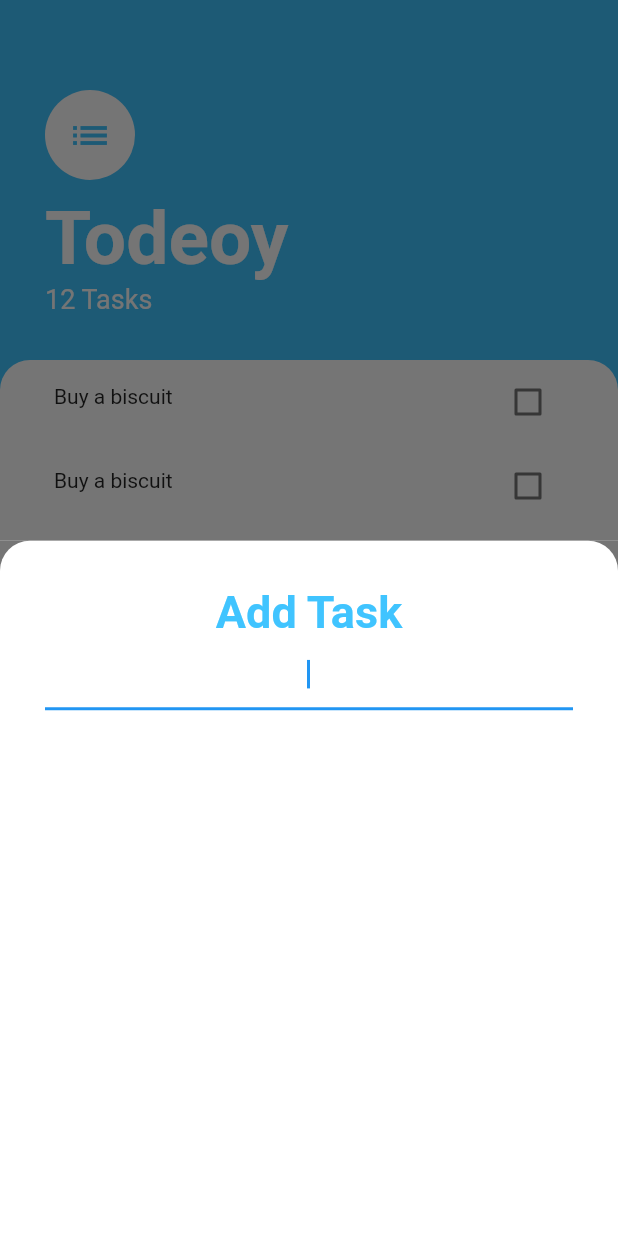
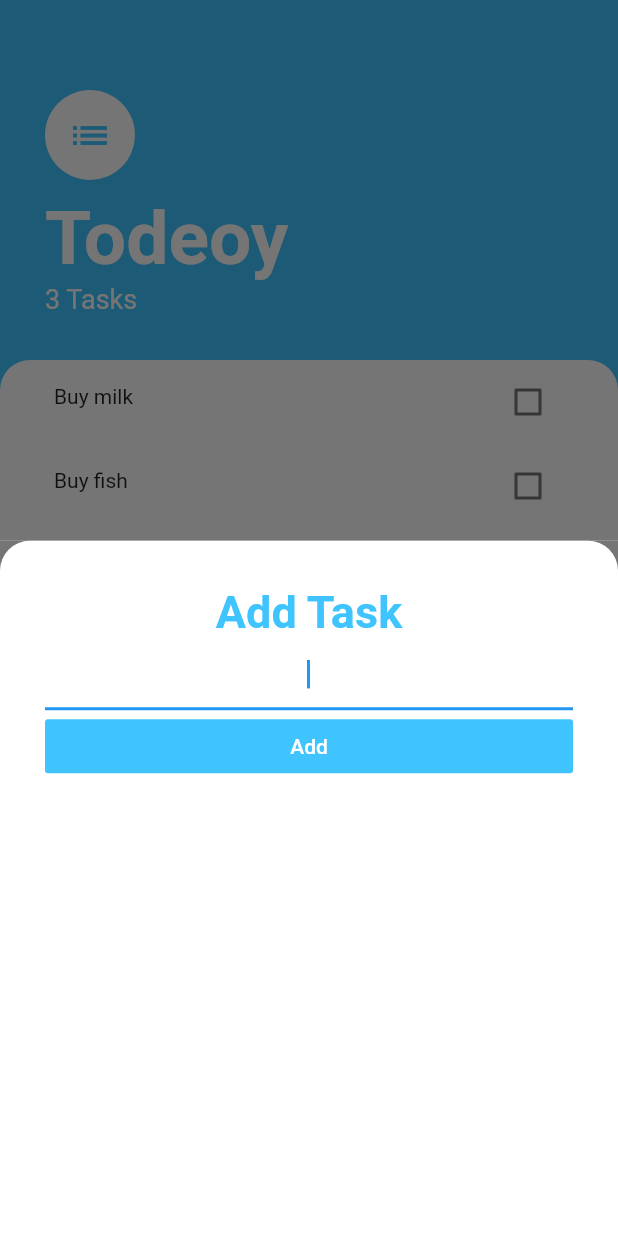
Before and after one commit to Emperorfizzy01/updated-todoey, a Flutter app: the screen it shows after launch, after a tap on the "add" icon, on a phone screen of 412 x 824 dp. Run offline on Flutter 3.47's test engine with Material 2 defaults, Android fonts, the phone set to English and light mode, and no system bars.

Commit message:
Made new changes

```diff
--- /dev/null
+++ b/lib/models/tasks.dart
@@ -0,0 +1,10 @@
+class Task {
+  final String name;
+  bool isDone;
+
+  Task({required this.name, this.isDone = false});
+
+  void toggleDone() {
+    isDone = !isDone;
+  }
+}
--- a/lib/screens/add_task_screen.dart
+++ b/lib/screens/add_task_screen.dart
@@ -1,8 +1,21 @@
 import 'package:flutter/cupertino.dart';
 import 'package:flutter/material.dart';
+import 'package:todoey_flutter/models/tasks.dart';
 
-class AddTaskScreen extends StatelessWidget {
-  const AddTaskScreen({Key? key}) : super(key: key);
+class AddTaskScreen extends StatefulWidget {
+  final Function addTaskCallback;
+  AddTaskScreen(this.addTaskCallback);
+  @override
+  State<AddTaskScreen> createState() => _AddTaskScreenState();
+}
+
+class _AddTaskScreenState extends State<AddTaskScreen> {
+  late String newTextValue;
+  @override
+  void initState() {
+    newTextValue = 'did';
+    super.initState();
+  }
 
   @override
   Widget build(BuildContext context) {
@@ -19,8 +32,8 @@ class AddTaskScreen extends StatelessWidget {
         ),
         child: Column(
           crossAxisAlignment: CrossAxisAlignment.stretch,
-          children: const [
-            Text(
+          children: [
+            const Text(
               "Add Task",
               textAlign: TextAlign.center,
               style: TextStyle(
@@ -30,17 +43,23 @@ class AddTaskScreen extends StatelessWidget {
               ),
             ),
             TextField(
-              style: TextStyle(color: Colors.lightBlueAccent),
+              style: const TextStyle(color: Colors.lightBlueAccent),
               autofocus: true,
               textAlign: TextAlign.center,
+              onChanged: (newText) {
+                newTextValue = newText;
+              },
             ),
-            // FlatButton(
-            //   onPressed: () {
-            //     //hshshsh
-            //   },
-            //   child: Text('Add'),
-            //   color: Colors.lightBlueAccent,
-            // )
+            FlatButton(
+              child: const Text(
+                'Add',
+                style: TextStyle(color: Colors.white),
+              ),
+              color: Colors.lightBlueAccent,
+              onPressed: () {
+                widget.addTaskCallback(newTextValue);
+              },
+            )
           ],
         ),
       ),
--- a/lib/screens/tasks_screen.dart
+++ b/lib/screens/tasks_screen.dart
@@ -2,13 +2,23 @@ import 'package:flutter/cupertino.dart';
 import 'package:flutter/material.dart';
 import 'package:todoey_flutter/screens/add_task_screen.dart';
 import 'package:todoey_flutter/widgets/TaskList.dart';
+import 'package:todoey_flutter/models/tasks.dart';
 import 'package:todoey_flutter/screens/tasks_screen.dart';
 
-class TasksScreen extends StatelessWidget {
+class TasksScreen extends StatefulWidget {
   const TasksScreen({Key? key}) : super(key: key);
 
+  @override
+  State<TasksScreen> createState() => _TasksScreenState();
+}
+
+class _TasksScreenState extends State<TasksScreen> {
   // Widget buildBottomSheet(BuildContext context) => Container();
-
+  List<Task> tasks = [
+    Task(name: 'Buy milk'),
+    Task(name: 'Buy fish'),
+    Task(name: 'Buy Bread')
+  ];
   @override
   Widget build(BuildContext context) {
     return Scaffold(
@@ -17,7 +27,12 @@ class TasksScreen extends StatelessWidget {
         onPressed: () {
           showModalBottomSheet(
             context: context,
-            builder: (context) => const AddTaskScreen(),
+            builder: (context) => AddTaskScreen((newText) {
+              setState(() {
+                tasks.add(Task(name: newText));
+              });
+              Navigator.pop(context);
+            }),
           );
         },
         backgroundColor: Colors.lightBlueAccent,
@@ -31,17 +46,17 @@ class TasksScreen extends StatelessWidget {
                 top: 60.0, left: 30.0, right: 30.0, bottom: 30.0),
             child: Column(
               crossAxisAlignment: CrossAxisAlignment.start,
-              children: const [
-                CircleAvatar(
+              children: [
+                const CircleAvatar(
                   backgroundColor: Colors.white,
                   child: Icon(Icons.list,
                       size: 30.0, color: Colors.lightBlueAccent),
                   radius: 30.0,
                 ),
-                SizedBox(
+                const SizedBox(
                   height: 10.0,
                 ),
-                Text(
+                const Text(
                   'Todeoy',
                   style: TextStyle(
                       color: Colors.white,
@@ -49,8 +64,8 @@ class TasksScreen extends StatelessWidget {
                       fontWeight: FontWeight.w700),
                 ),
                 Text(
-                  '12 Tasks',
-                  style: TextStyle(color: Colors.white, fontSize: 18.0),
+                  '${tasks.length} Tasks',
+                  style: const TextStyle(color: Colors.white, fontSize: 18.0),
                 ),
               ],
             ),
@@ -66,7 +81,7 @@ class TasksScreen extends StatelessWidget {
                   topLeft: Radius.circular(20.0),
                 ),
               ),
-              child: TaskList(),
+              child: TaskList(tasks),
             ),
           )
         ],
--- a/lib/widgets/TaskList.dart
+++ b/lib/widgets/TaskList.dart
@@ -1,12 +1,32 @@
 import 'package:flutter/material.dart';
 import 'package:todoey_flutter/widgets/TaskTile.dart';
+import 'package:todoey_flutter/models/tasks.dart';
 
-class TaskList extends StatelessWidget {
+class TaskList extends StatefulWidget {
+  final List<Task> tasks;
+  TaskList(this.tasks);
+
+  @override
+  State<TaskList> createState() => _TaskListState();
+}
+
+class _TaskListState extends State<TaskList> {
   @override
   Widget build(BuildContext context) {
-    return ListView(
-      shrinkWrap: true,
-      children: [TaskTile(), TaskTile(), TaskTile()],
+    return ListView.builder(
+      itemBuilder: (context, index) {
+        return TaskTile(
+            isChecked: widget.tasks[index].isDone,
+            taskTitle: widget.tasks[index].name,
+            checkboxCallback: (checkboxState) {
+              if (checkboxState != null) {
+                setState(() {
+                  widget.tasks[index].toggleDone();
+                });
+              }
+            });
+      },
+      itemCount: widget.tasks.length,
     );
   }
 }
--- a/lib/widgets/TaskTile.dart
+++ b/lib/widgets/TaskTile.dart
@@ -1,48 +1,47 @@
 import 'package:flutter/material.dart';
 
-class TaskTile extends StatefulWidget {
-  @override
-  State<TaskTile> createState() => _TaskTileState();
-}
+// It was a stateful widget before. I learnt how to lift state with it
+class TaskTile extends StatelessWidget {
+  final bool isChecked;
+  final String taskTitle;
+  final void Function(bool? a)? checkboxCallback;
 
-class _TaskTileState extends State<TaskTile> {
-  bool isChecked = false;
+  TaskTile(
+      {required this.isChecked,
+      required this.taskTitle,
+      required this.checkboxCallback});
 
-  void checkboxCallback(bool? checkboxState) {
-    if (checkboxState != null) {
-      setState(() {
-        isChecked = checkboxState;
-      });
-    }
-  }
-
+  // void checkboxCallback(bool? checkboxState) {
+  //   if (checkboxState != null) {
+  //     setState(() {
+  //       isChecked = checkboxState;
+  //     });
+  //   }
+  // }
   @override
   Widget build(BuildContext context) {
     return ListTile(
       leading: Text(
-        'Buy a biscuit',
+        taskTitle,
         style: TextStyle(
             decoration: isChecked ? TextDecoration.lineThrough : null),
       ),
-      trailing: TaskCheckBox(
-        checkboxState: isChecked,
-        toggleCheckboxState: checkboxCallback,
+      trailing: Checkbox(
+        value: isChecked,
+        activeColor: Colors.lightBlueAccent,
+        onChanged: checkboxCallback,
       ),
     );
   }
 }
 
-class TaskCheckBox extends StatelessWidget {
-  TaskCheckBox({required this.checkboxState, this.toggleCheckboxState});
-  final bool checkboxState;
-  final void Function(bool? a)? toggleCheckboxState;
-
-  @override
-  Widget build(BuildContext context) {
-    return Checkbox(
-      value: checkboxState,
-      activeColor: Colors.lightBlueAccent,
-      onChanged: toggleCheckboxState,
-    );
-  }
-}
+// class TaskCheckBox extends StatelessWidget {
+//   TaskCheckBox({required this.checkboxState, this.toggleCheckboxState});
+//   final bool checkboxState;
+//   final void Function(bool? a)? toggleCheckboxState;
+//
+//   @override
+//   Widget build(BuildContext context) {
+//     return
+//   }
+// }
```
